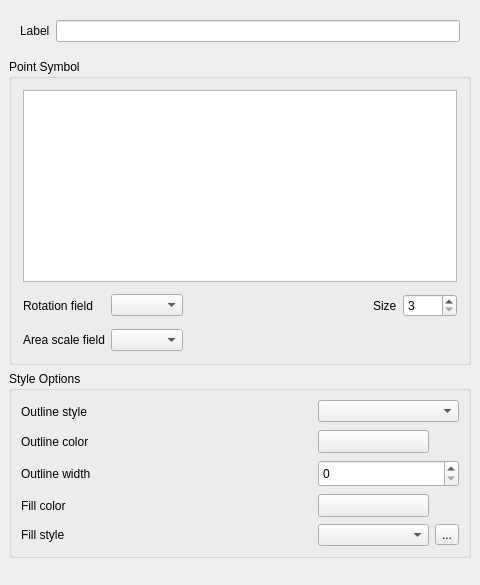
This is branches/renderer/src/ui/qgssinglesymboldialogbase.ui in stopa85/Quantum-GIS as Qt 5 draws it before an edit. The edited form follows.
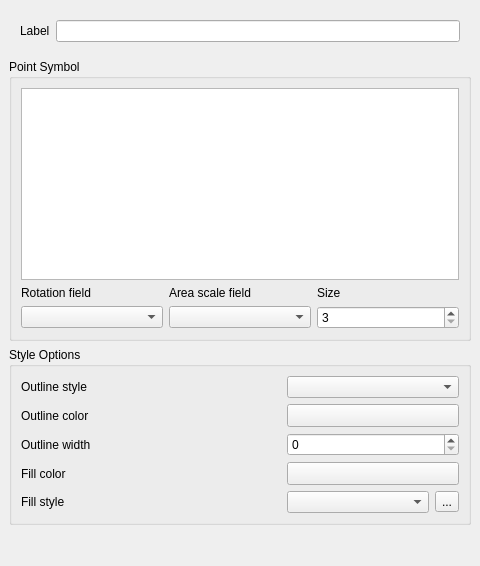
This is the edited form. Custom widgets are drawn as their Qt base class.

Commit message: Layout improvements for scale, rotation and size properties

Diff of the .ui file:
```diff
--- a/branches/renderer/src/ui/qgssinglesymboldialogbase.ui
+++ b/branches/renderer/src/ui/qgssinglesymboldialogbase.ui
@@ -6,7 +6,7 @@
     <x>0</x>
     <y>0</y>
     <width>480</width>
-    <height>585</height>
+    <height>566</height>
    </rect>
   </property>
   <property name="sizePolicy" >
@@ -27,6 +27,123 @@
    <property name="spacing" >
     <number>6</number>
    </property>
+   <item row="1" column="0" >
+    <widget class="QGroupBox" name="mGroupPoint" >
+     <property name="sizePolicy" >
+      <sizepolicy>
+       <hsizetype>7</hsizetype>
+       <vsizetype>0</vsizetype>
+       <horstretch>0</horstretch>
+       <verstretch>0</verstretch>
+      </sizepolicy>
+     </property>
+     <property name="title" >
+      <string>Point Symbol</string>
+     </property>
+     <layout class="QGridLayout" >
+      <property name="margin" >
+       <number>9</number>
+      </property>
+      <property name="spacing" >
+       <number>6</number>
+      </property>
+      <item row="2" column="2" >
+       <widget class="QSpinBox" name="mPointSizeSpinBox" >
+        <property name="maximum" >
+         <number>1000</number>
+        </property>
+        <property name="minimum" >
+         <number>3</number>
+        </property>
+        <property name="singleStep" >
+         <number>1</number>
+        </property>
+        <property name="value" >
+         <number>3</number>
+        </property>
+       </widget>
+      </item>
+      <item row="1" column="2" >
+       <widget class="QLabel" name="textLabel1_2" >
+        <property name="text" >
+         <string>Size</string>
+        </property>
+        <property name="buddy" >
+         <cstring>mPointSizeSpinBox</cstring>
+        </property>
+       </widget>
+      </item>
+      <item row="1" column="1" >
+       <widget class="QLabel" name="textLabel9" >
+        <property name="text" >
+         <string>Area scale field</string>
+        </property>
+        <property name="buddy" >
+         <cstring>mScaleClassificationComboBox</cstring>
+        </property>
+       </widget>
+      </item>
+      <item row="1" column="0" >
+       <widget class="QLabel" name="textLabel1_3" >
+        <property name="text" >
+         <string>Rotation field</string>
+        </property>
+        <property name="buddy" >
+         <cstring>mRotationClassificationComboBox</cstring>
+        </property>
+       </widget>
+      </item>
+      <item row="0" column="0" colspan="3" >
+       <widget class="QListWidget" name="lstSymbols" >
+        <property name="dragDropMode" >
+         <enum>QAbstractItemView::DragDrop</enum>
+        </property>
+        <property name="alternatingRowColors" >
+         <bool>false</bool>
+        </property>
+        <property name="iconSize" >
+         <size>
+          <width>0</width>
+          <height>-1</height>
+         </size>
+        </property>
+        <property name="resizeMode" >
+         <enum>QListView::Adjust</enum>
+        </property>
+        <property name="viewMode" >
+         <enum>QListView::IconMode</enum>
+        </property>
+        <property name="uniformItemSizes" >
+         <bool>true</bool>
+        </property>
+        <property name="wordWrap" >
+         <bool>false</bool>
+        </property>
+       </widget>
+      </item>
+      <item row="2" column="0" >
+       <widget class="QComboBox" name="mRotationClassificationComboBox" >
+        <property name="minimumSize" >
+         <size>
+          <width>0</width>
+          <height>20</height>
+         </size>
+        </property>
+       </widget>
+      </item>
+      <item row="2" column="1" >
+       <widget class="QComboBox" name="mScaleClassificationComboBox" >
+        <property name="minimumSize" >
+         <size>
+          <width>0</width>
+          <height>20</height>
+         </size>
+        </property>
+       </widget>
+      </item>
+     </layout>
+    </widget>
+   </item>
    <item row="2" column="0" >
     <widget class="QGroupBox" name="groupBox_3" >
      <property name="sizePolicy" >
@@ -47,15 +164,22 @@
       <property name="spacing" >
        <number>6</number>
       </property>
-      <item row="4" column="3" >
+      <item row="4" column="2" >
        <widget class="QToolButton" name="toolSelectTexture" >
         <property name="text" >
          <string>...</string>
         </property>
        </widget>
       </item>
-      <item row="4" column="2" >
-       <widget class="QComboBox" name="cboFillStyle" />
+      <item row="4" column="1" >
+       <widget class="QComboBox" name="cboFillStyle" >
+        <property name="maximumSize" >
+         <size>
+          <width>142</width>
+          <height>16777215</height>
+         </size>
+        </property>
+       </widget>
       </item>
       <item row="0" column="0" >
        <widget class="QLabel" name="outlinecolorlabel_2" >
@@ -107,81 +231,7 @@
         </property>
        </widget>
       </item>
-      <item row="4" column="1" >
-       <spacer>
-        <property name="orientation" >
-         <enum>Qt::Horizontal</enum>
-        </property>
-        <property name="sizeHint" >
-         <size>
-          <width>40</width>
-          <height>20</height>
-         </size>
-        </property>
-       </spacer>
-      </item>
-      <item row="3" column="1" >
-       <spacer>
-        <property name="orientation" >
-         <enum>Qt::Horizontal</enum>
-        </property>
-        <property name="sizeType" >
-         <enum>QSizePolicy::Expanding</enum>
-        </property>
-        <property name="sizeHint" >
-         <size>
-          <width>221</width>
-          <height>25</height>
-         </size>
-        </property>
-       </spacer>
-      </item>
-      <item row="2" column="1" >
-       <spacer>
-        <property name="orientation" >
-         <enum>Qt::Horizontal</enum>
-        </property>
-        <property name="sizeType" >
-         <enum>QSizePolicy::Expanding</enum>
-        </property>
-        <property name="sizeHint" >
-         <size>
-          <width>191</width>
-          <height>27</height>
-         </size>
-        </property>
-       </spacer>
-      </item>
-      <item row="1" column="1" >
-       <spacer>
-        <property name="orientation" >
-         <enum>Qt::Horizontal</enum>
-        </property>
-        <property name="sizeType" >
-         <enum>QSizePolicy::Expanding</enum>
-        </property>
-        <property name="sizeHint" >
-         <size>
-          <width>191</width>
-          <height>25</height>
-         </size>
-        </property>
-       </spacer>
-      </item>
-      <item row="0" column="1" >
-       <spacer>
-        <property name="orientation" >
-         <enum>Qt::Horizontal</enum>
-        </property>
-        <property name="sizeHint" >
-         <size>
-          <width>191</width>
-          <height>23</height>
-         </size>
-        </property>
-       </spacer>
-      </item>
-      <item row="0" column="2" colspan="2" >
+      <item row="0" column="1" colspan="2" >
        <widget class="QComboBox" name="cboOutlineStyle" >
         <property name="sizePolicy" >
          <sizepolicy>
@@ -191,9 +241,15 @@
           <verstretch>0</verstretch>
          </sizepolicy>
         </property>
+        <property name="maximumSize" >
+         <size>
+          <width>172</width>
+          <height>16777215</height>
+         </size>
+        </property>
        </widget>
       </item>
-      <item row="1" column="2" >
+      <item row="1" column="1" colspan="2" >
        <widget class="QgsColorButton" name="btnOutlineColor" >
         <property name="sizePolicy" >
          <sizepolicy>
@@ -205,16 +261,22 @@
         </property>
         <property name="minimumSize" >
          <size>
-          <width>100</width>
+          <width>172</width>
           <height>0</height>
          </size>
         </property>
+        <property name="maximumSize" >
+         <size>
+          <width>136</width>
+          <height>16777215</height>
+         </size>
+        </property>
         <property name="text" >
          <string/>
         </property>
        </widget>
       </item>
-      <item row="2" column="2" colspan="2" >
+      <item row="2" column="1" colspan="2" >
        <widget class="QSpinBox" name="outlinewidthspinbox" >
         <property name="sizePolicy" >
          <sizepolicy>
@@ -226,7 +288,7 @@
         </property>
         <property name="maximumSize" >
          <size>
-          <width>99999</width>
+          <width>172</width>
           <height>32767</height>
          </size>
         </property>
@@ -235,7 +297,7 @@
         </property>
        </widget>
       </item>
-      <item row="3" column="2" >
+      <item row="3" column="1" colspan="2" >
        <widget class="QgsColorButton" name="btnFillColor" >
         <property name="sizePolicy" >
          <sizepolicy>
@@ -251,6 +313,12 @@
           <height>0</height>
          </size>
         </property>
+        <property name="maximumSize" >
+         <size>
+          <width>172</width>
+          <height>16777215</height>
+         </size>
+        </property>
         <property name="text" >
          <string/>
         </property>
@@ -259,19 +327,6 @@
      </layout>
     </widget>
    </item>
-   <item row="3" column="0" >
-    <spacer>
-     <property name="orientation" >
-      <enum>Qt::Vertical</enum>
-     </property>
-     <property name="sizeHint" >
-      <size>
-       <width>458</width>
-       <height>16</height>
-      </size>
-     </property>
-    </spacer>
-   </item>
    <item row="0" column="0" >
     <layout class="QHBoxLayout" >
      <property name="margin" >
@@ -308,138 +363,18 @@
      </item>
     </layout>
    </item>
-   <item row="1" column="0" >
-    <widget class="QGroupBox" name="mGroupPoint" >
-     <property name="sizePolicy" >
-      <sizepolicy>
-       <hsizetype>7</hsizetype>
-       <vsizetype>0</vsizetype>
-       <horstretch>0</horstretch>
-       <verstretch>0</verstretch>
-      </sizepolicy>
+   <item row="3" column="0" >
+    <spacer>
+     <property name="orientation" >
+      <enum>Qt::Vertical</enum>
      </property>
-     <property name="title" >
-      <string>Point Symbol</string>
+     <property name="sizeHint" >
+      <size>
+       <width>462</width>
+       <height>16</height>
+      </size>
      </property>
-     <layout class="QGridLayout" >
-      <property name="margin" >
-       <number>11</number>
-      </property>
-      <property name="spacing" >
-       <number>6</number>
-      </property>
-      <item row="0" column="0" colspan="5" >
-       <widget class="QListWidget" name="lstSymbols" >
-        <property name="dragDropMode" >
-         <enum>QAbstractItemView::DragDrop</enum>
-        </property>
-        <property name="alternatingRowColors" >
-         <bool>false</bool>
-        </property>
-        <property name="iconSize" >
-         <size>
-          <width>0</width>
-          <height>-1</height>
-         </size>
-        </property>
-        <property name="resizeMode" >
-         <enum>QListView::Adjust</enum>
-        </property>
-        <property name="viewMode" >
-         <enum>QListView::IconMode</enum>
-        </property>
-        <property name="uniformItemSizes" >
-         <bool>true</bool>
-        </property>
-        <property name="wordWrap" >
-         <bool>false</bool>
-        </property>
-       </widget>
-      </item>
-      <item row="1" column="0" >
-       <widget class="QLabel" name="textLabel1_3" >
-        <property name="text" >
-         <string>Rotation field</string>
-        </property>
-        <property name="buddy" >
-         <cstring>mRotationClassificationComboBox</cstring>
-        </property>
-       </widget>
-      </item>
-      <item row="2" column="0" >
-       <widget class="QLabel" name="textLabel9" >
-        <property name="text" >
-         <string>Area scale field</string>
-        </property>
-        <property name="buddy" >
-         <cstring>mScaleClassificationComboBox</cstring>
-        </property>
-       </widget>
-      </item>
-      <item row="1" column="1" >
-       <widget class="QComboBox" name="mRotationClassificationComboBox" >
-        <property name="minimumSize" >
-         <size>
-          <width>0</width>
-          <height>20</height>
-         </size>
-        </property>
-       </widget>
-      </item>
-      <item row="2" column="1" >
-       <widget class="QComboBox" name="mScaleClassificationComboBox" >
-        <property name="minimumSize" >
-         <size>
-          <width>0</width>
-          <height>20</height>
-         </size>
-        </property>
-       </widget>
-      </item>
-      <item row="1" column="2" >
-       <spacer>
-        <property name="orientation" >
-         <enum>Qt::Horizontal</enum>
-        </property>
-        <property name="sizeType" >
-         <enum>QSizePolicy::Expanding</enum>
-        </property>
-        <property name="sizeHint" >
-         <size>
-          <width>120</width>
-          <height>35</height>
-         </size>
-        </property>
-       </spacer>
-      </item>
-      <item row="1" column="3" >
-       <widget class="QLabel" name="textLabel1_2" >
-        <property name="text" >
-         <string>Size</string>
-        </property>
-        <property name="buddy" >
-         <cstring>mPointSizeSpinBox</cstring>
-        </property>
-       </widget>
-      </item>
-      <item row="1" column="4" >
-       <widget class="QSpinBox" name="mPointSizeSpinBox" >
-        <property name="maximum" >
-         <number>1000</number>
-        </property>
-        <property name="minimum" >
-         <number>3</number>
-        </property>
-        <property name="singleStep" >
-         <number>1</number>
-        </property>
-        <property name="value" >
-         <number>3</number>
-        </property>
-       </widget>
-      </item>
-     </layout>
-    </widget>
+    </spacer>
    </item>
   </layout>
  </widget>
```
Left out of the diff: 1 changed line with no effect on the pictures.
